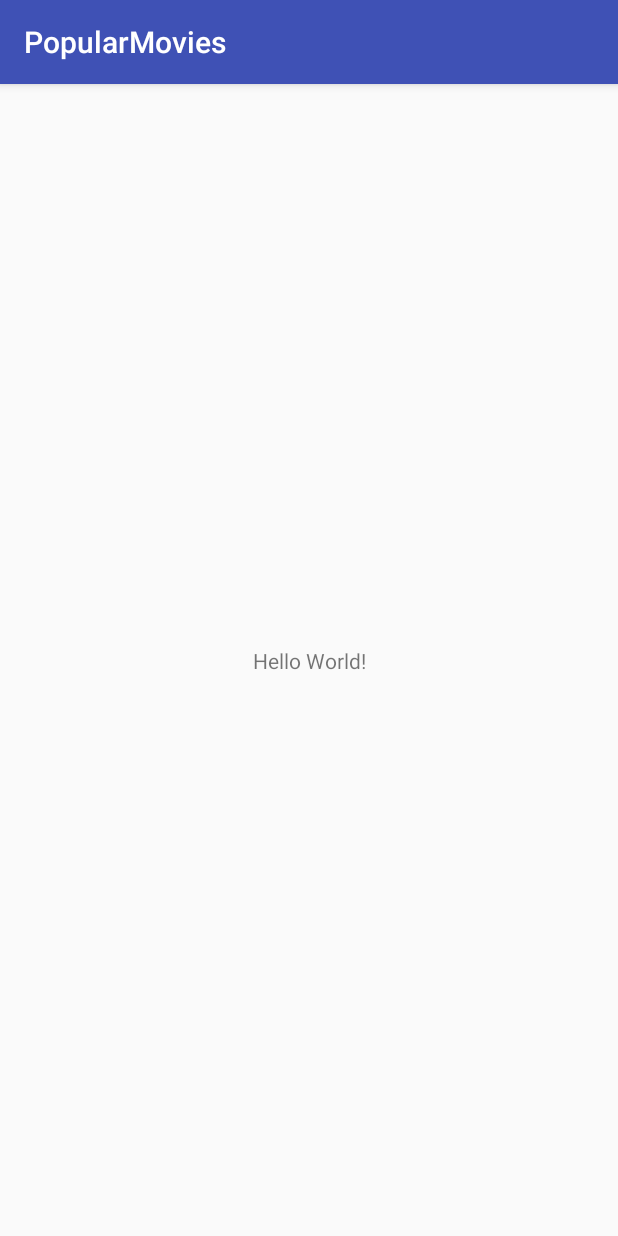
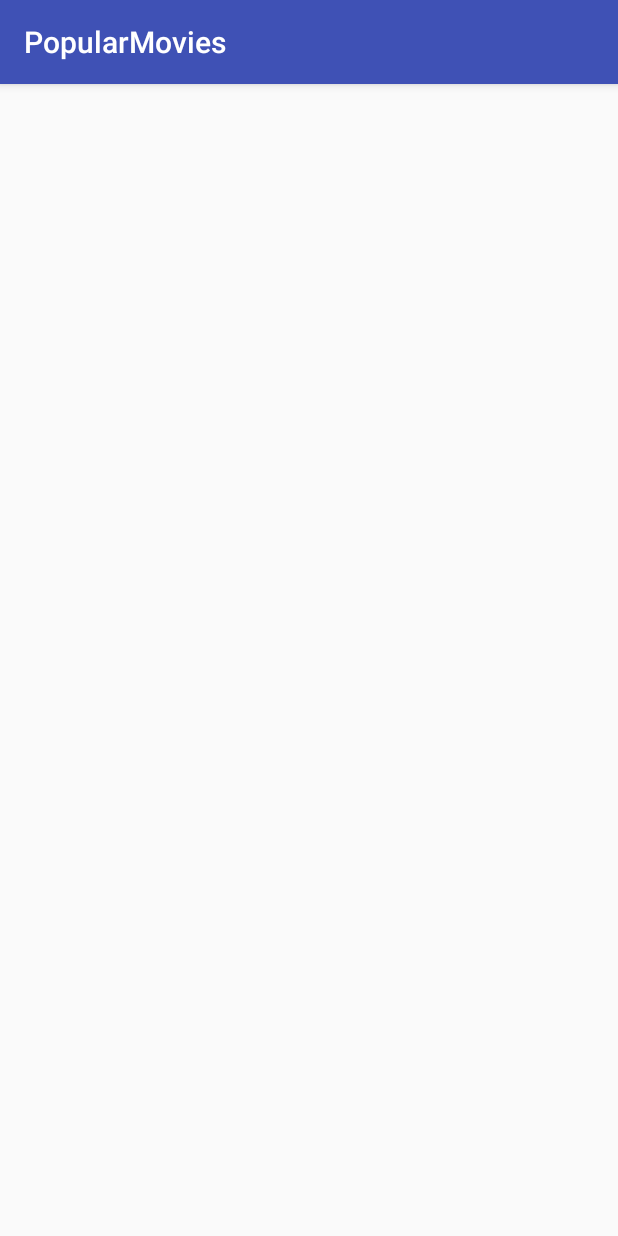
Before and after one commit to gauravsngarg/PopularMovies, an Android app: the screen it shows after launch (MainActivity), on a phone screen of 412 x 824 dp. Run offline under Robolectric (Android 15) with nearby library versions, the phone set to English and light mode, and no system bars.

Commit message:
Change ConstraintLayout to FrameLayout
Add FrameLayout and delete default TextView.

```diff
--- a/app/src/main/res/layout/activity_main.xml
+++ b/app/src/main/res/layout/activity_main.xml
@@ -1,19 +1,11 @@
 <?xml version="1.0" encoding="utf-8"?>
-<android.support.constraint.ConstraintLayout
+<FrameLayout
     xmlns:android="http://schemas.android.com/apk/res/android"
-    xmlns:app="http://schemas.android.com/apk/res-auto"
     xmlns:tools="http://schemas.android.com/tools"
     android:layout_width="match_parent"
     android:layout_height="match_parent"
     tools:context="gauravsngarg.com.popularmovies.MainActivity">
 
-    <TextView
-        android:layout_width="wrap_content"
-        android:layout_height="wrap_content"
-        android:text="Hello World!"
-        app:layout_constraintBottom_toBottomOf="parent"
-        app:layout_constraintLeft_toLeftOf="parent"
-        app:layout_constraintRight_toRightOf="parent"
-        app:layout_constraintTop_toTopOf="parent"/>
 
-</android.support.constraint.ConstraintLayout>
+
+</FrameLayout>
```
